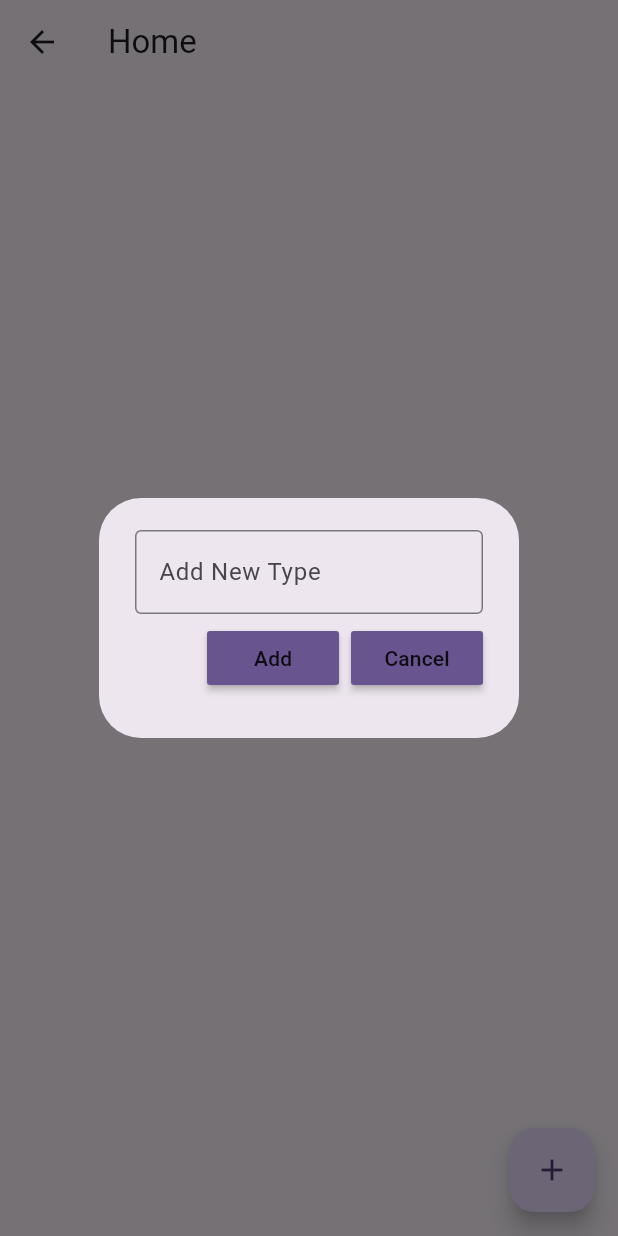
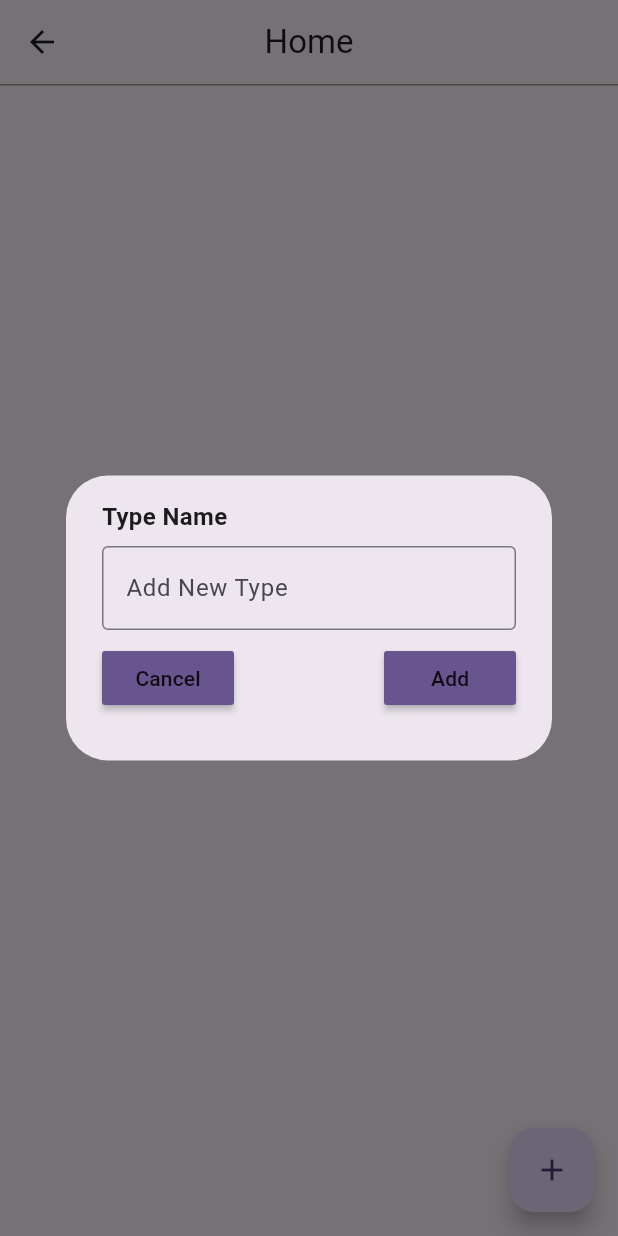
Before and after one commit to Knabi123/Industry_Move, a Flutter app: the Addproducttype screen opened directly, after a tap on the "add" icon, on a phone screen of 412 x 824 dp. Run offline on Flutter 3.47's test engine with Material 2 defaults, Android fonts, the phone set to English and light mode, and no system bars.

Commit message:
UpdateUi1

```diff
--- a/lib/src/addproducttype.dart
+++ b/lib/src/addproducttype.dart
@@ -43,18 +43,29 @@ class _AddproducttypeState extends State<Addproducttype> {
     return Scaffold(
       appBar: AppBar(
         title: Text("Home"),
+        centerTitle: true,
         elevation: 0,
+      ),
+       body: Column(
+      children: [
+        Divider(
+          height: 1, // Specify the height of the divider
+          color: Colors.grey, // Specify the color of the divider
+        ),
+        Expanded(
+          child: ListView.builder(
+            itemCount: addtype.length,
+            itemBuilder: (context, index) {
+              return AddType(taskname: addtype[index][0]);
+            },
+          ),
+        ),
+      ],
     ),
     floatingActionButton: FloatingActionButton(
       onPressed: () => createtype(context),
       child: Icon(Icons.add),
     ),
-      body: ListView.builder(
-        itemCount: addtype.length,
-        itemBuilder: (context, index) {
-          return AddType(taskname: addtype[index][0]);
-        },
-      ),
   );
 }
 }
--- a/lib/utils/addtype.dart
+++ b/lib/utils/addtype.dart
@@ -23,10 +23,10 @@ class AddType extends StatelessWidget {
         child: Container(
           padding: EdgeInsets.all(24),
           decoration: BoxDecoration(
-            color: Colors.pink,
+            color: Colors.pinkAccent,
             borderRadius: BorderRadius.circular(12),
           ),
-          child: Row(
+          child: Column(
             children: [
               //task
               Text(taskname),
--- a/lib/utils/dialogbox.dart
+++ b/lib/utils/dialogbox.dart
@@ -17,20 +17,31 @@ class Dialogbox extends StatelessWidget {
   Widget build(BuildContext context) {
     return AlertDialog(
       content: Container(
-        height: 120,
-        child:
-            Column(mainAxisAlignment: MainAxisAlignment.spaceEvenly, children: [
+        height: 150,
+        child: Column(
+    mainAxisAlignment: MainAxisAlignment.start,
+    crossAxisAlignment: CrossAxisAlignment.stretch,
+    children: [
+              Text(
+        "Type Name",
+        style: TextStyle(
+          fontWeight: FontWeight.bold,
+          fontSize: 16,
+        ),
+      ),
+      SizedBox(height: 8),
           TextField(
             controller: controller,
             decoration: InputDecoration(
                 border: OutlineInputBorder(), hintText: "Add New Type"),
           ),
+          SizedBox(height: 8),
           Row(
             mainAxisAlignment: MainAxisAlignment.end,
             children: [
-              Bottondialog(text: "Add", onPressed: onSave),
-              const SizedBox(width: 8),
-              Bottondialog(text: "Cancel", onPressed: onCancel)
+              Bottondialog(text: "Cancel", onPressed: onCancel),
+              const SizedBox(width: 100),
+              Bottondialog(text: "Add", onPressed: onSave)
             ],
           )
         ]),
```
Also changed, not shown: pubspec.lock. Lines whose indentation alone changed are shown as unchanged.
